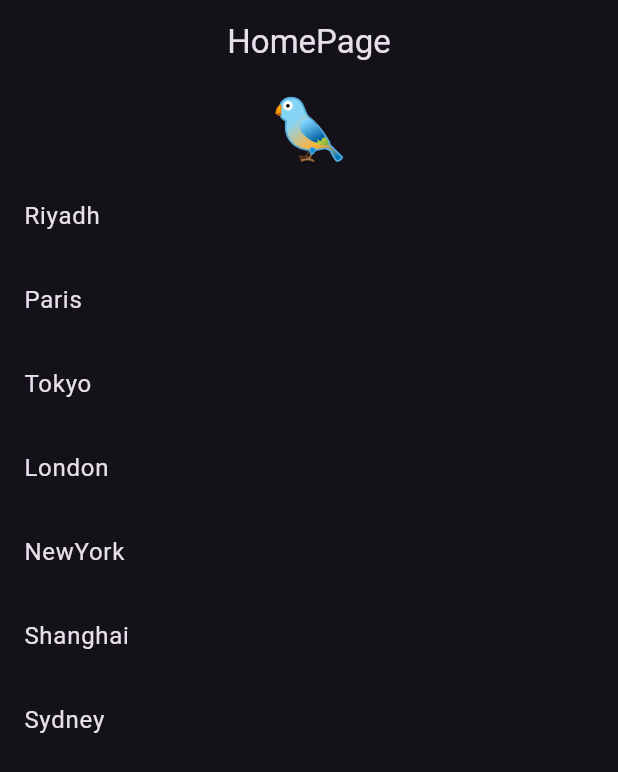
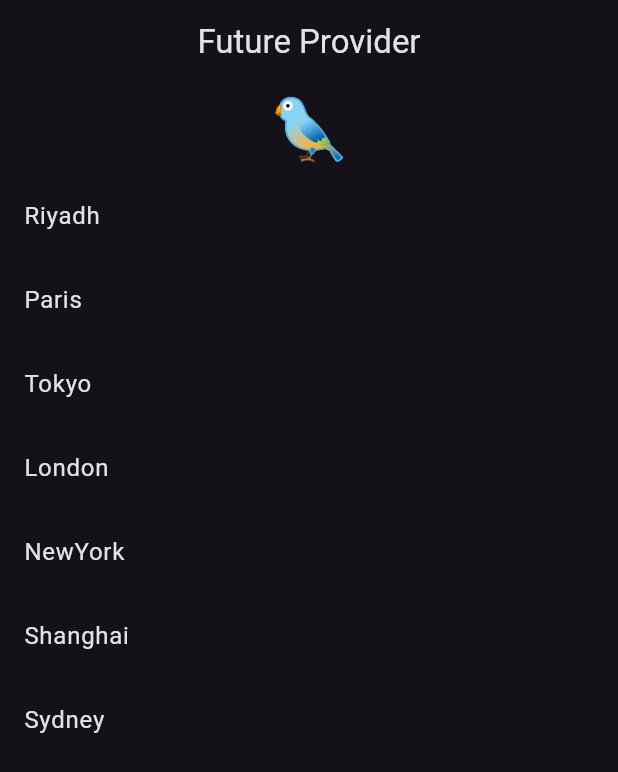
Before and after one commit to devhasanalhamed/riverpod_beginner_to_advanced, a Flutter app: the screen it shows after launch, on a phone screen of 412 x 824 dp. Shown: the top 772 px of the screen. Run offline on Flutter 3.47's test engine with Material 3 defaults, Android fonts, the phone set to English and light mode, and no system bars; our stand-ins replace hooks_riverpod.

Commit message:
Update main.dart

```diff
--- a/lib/main.dart
+++ b/lib/main.dart
@@ -93,7 +93,7 @@ class HomePage extends ConsumerWidget {
     final currentWeather = ref.watch(weatherProvider);
     return Scaffold(
       appBar: AppBar(
-        title: const Text('HomePage'),
+        title: const Text('Future Provider'),
         centerTitle: true,
       ),
       body: Column(
```
